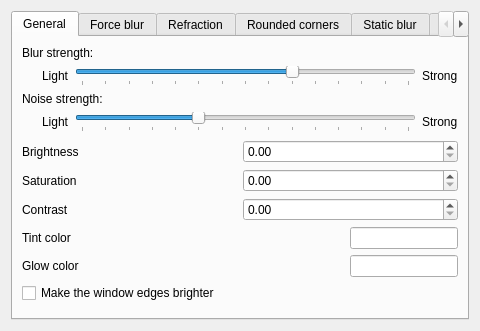
The window that src/kcm/blur_config.ui (4v3ngR/kwin-effects-glass) describes before a commit, drawn with Qt 5.
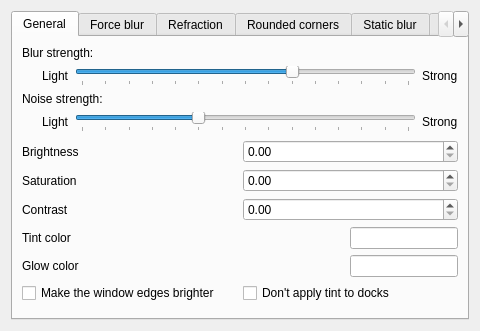
The same window after the commit. Icons and pictures are not drawn. Custom widgets are drawn as their Qt base class.

Commit message: add option to exclude docks from tinting

The edit to the form file:
```diff
--- a/src/kcm/blur_config.ui
+++ b/src/kcm/blur_config.ui
@@ -288,6 +288,8 @@
         </layout>
        </item>
        <item>
+        <layout class="QHBoxLayout">
+         <item>
         <widget class="QCheckBox" name="kcfg_EdgeLighting">
          <property name="text">
           <string>Make the window edges brighter</string>
@@ -295,6 +297,15 @@
         </widget>
        </item>
        <item>
+          <widget class="QCheckBox" name="kcfg_ExcludeDocks">
+           <property name="text">
+            <string>Don't apply tint to docks</string>
+           </property>
+          </widget>
+         </item>
+        </layout>
+       </item>
+       <item>
         <widget class="QWidget" name="widget" native="true">
          <property name="sizePolicy">
           <sizepolicy hsizetype="Fixed" vsizetype="Expanding">
```
Left out of the diff: 2 changed lines with no effect on the pictures. Lines whose indentation alone changed are shown as unchanged. The commit also changes 6 other files.
